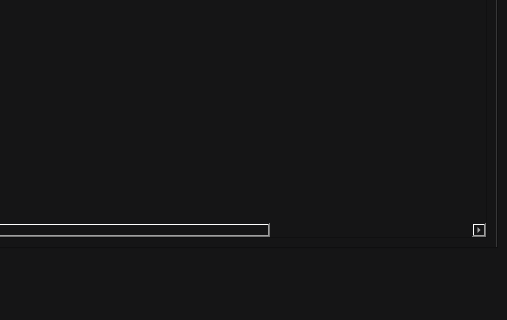
Above: untitled.ui from NajmiddinG/kitoblar-olami before the change; both pictures show x 492 to 999 and y 530 to 850 of the 999 by 850 pixel window. Below: the same form after it.
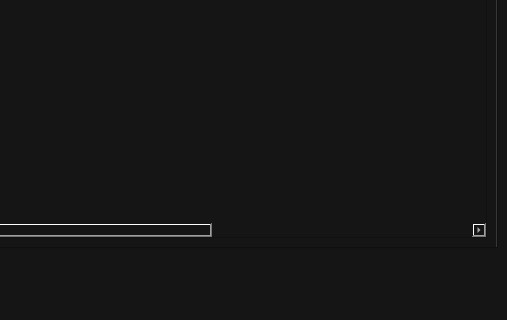
That is the form after the change. Icons and pictures are not drawn.

Commit message: before windows

What changed in the file:
```diff
--- a/untitled.ui
+++ b/untitled.ui
@@ -485,6 +485,18 @@
                   </font>
                  </property>
                 </column>
+                <column>
+                 <property name="text">
+                  <string>Hisob</string>
+                 </property>
+                 <property name="font">
+                  <font>
+                   <pointsize>14</pointsize>
+                   <weight>75</weight>
+                   <bold>true</bold>
+                  </font>
+                 </property>
+                </column>
                </widget>
               </item>
              </layout>
```
Left out of the diff: 24 changed lines with no effect on the pictures. The commit also changes 5 other files.
